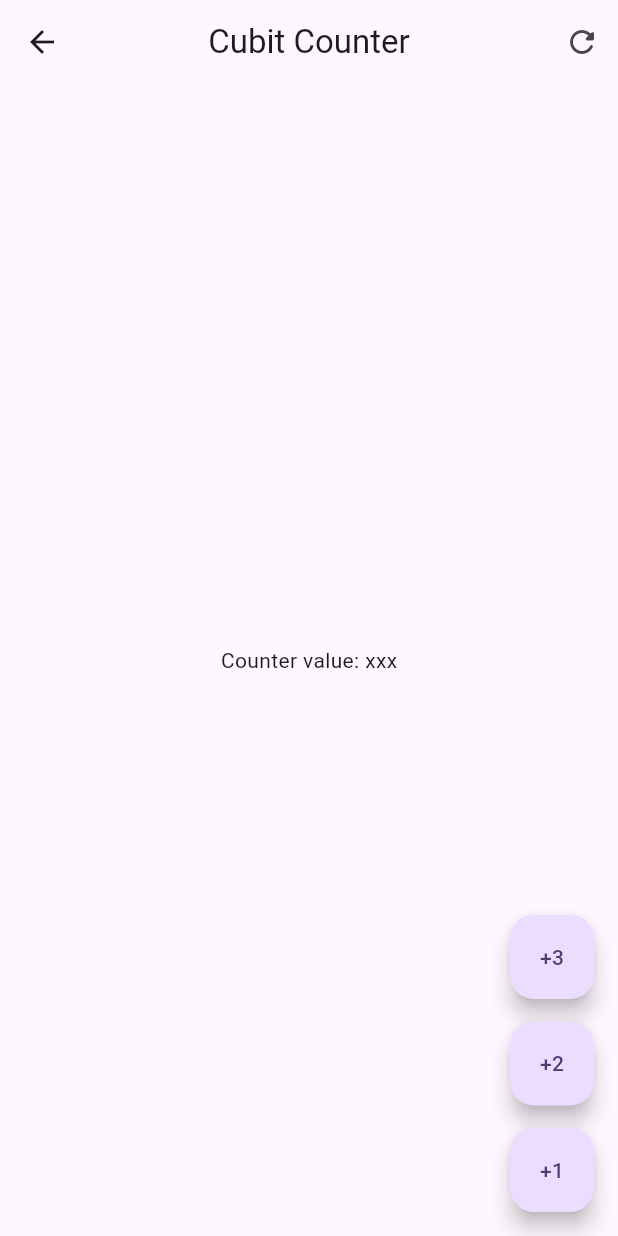
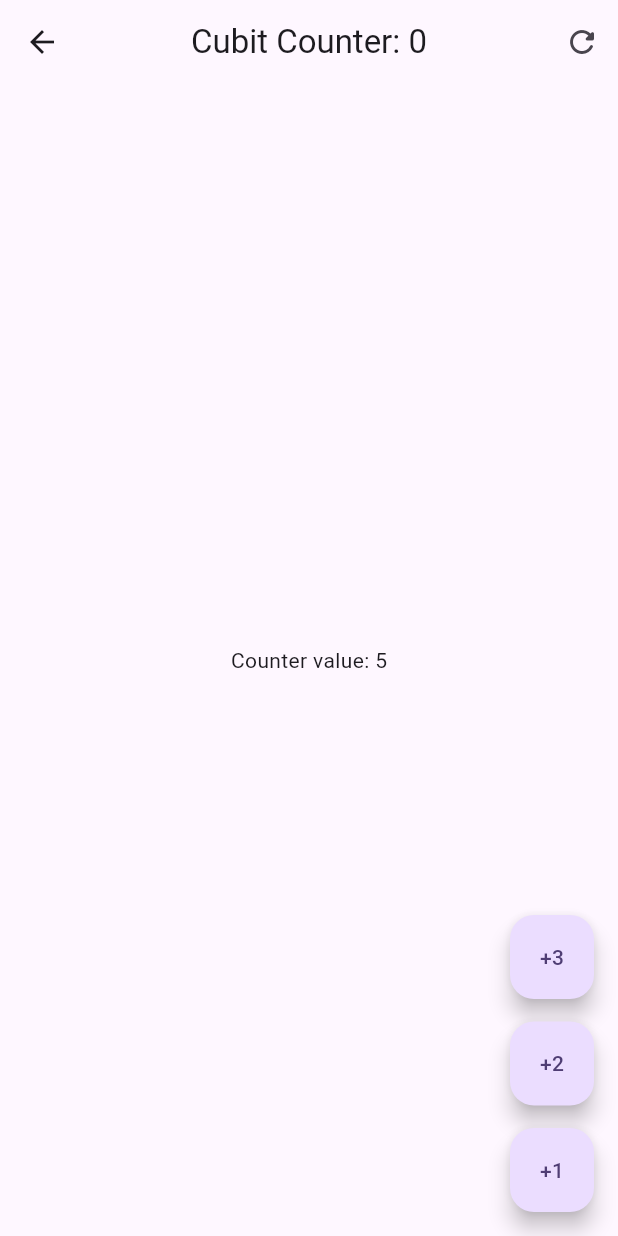
Before and after one commit to Geinersb/forms_app, a Flutter app: the screen it shows after launch, after a tap on "Cubits", on a phone screen of 412 x 824 dp. Run offline on Flutter 3.47's test engine with Material 2 defaults, Android fonts, the phone set to English and light mode, and no system bars; our stand-ins replace flutter_bloc, go_router.

Commit message:
se utiliza el  bloc cubit en cubit screen

```diff
--- a/lib/presentation/blocs/counter_cubit/counter_cubit.dart
+++ b/lib/presentation/blocs/counter_cubit/counter_cubit.dart
@@ -2,7 +2,7 @@ import 'package:flutter_bloc/flutter_bloc.dart';
 
 part 'counter_state.dart';
 
-//se llama al counterState que se llama mi estado
+//se llama al counterState que es como se llama mi estado
 class CounterCubit extends Cubit<CounterState> {
   CounterCubit() : super(CounterState(counter: 5));
 
@@ -21,7 +21,7 @@ class CounterCubit extends Cubit<CounterState> {
   void reset() {
      emit(state.copyWith(
         counter: 0,
-        transactionCount: state.transactionCount + 1
+
         ));
   }
 }
--- a/lib/presentation/screens/cubit_counter_screen.dart
+++ b/lib/presentation/screens/cubit_counter_screen.dart
@@ -1,23 +1,58 @@
 import 'package:flutter/material.dart';
+import 'package:flutter_bloc/flutter_bloc.dart';
+import 'package:forms_app/presentation/blocs/counter_cubit/counter_cubit.dart';
 
 class CubitCounterScreen extends StatelessWidget {
   const CubitCounterScreen({super.key});
 
   @override
   Widget build(BuildContext context) {
+    //aqui se extrae la clase counterview y se envuelve
+    //en widget bloc provider y ocupa el create que llama al metodo que controla mi estado
+    //por lo que esta envuelto en este provider es lo que va a tener acceso al estado
+    return BlocProvider(
+        create: (_) => CounterCubit(), child: const _CubitCounterView());
+  }
+}
+
+class _CubitCounterView extends StatelessWidget {
+  const _CubitCounterView();
+
+  //otra forma para que no se repita el llamado al estado en los botones
+  //es hacer un metodo que llame al bloc
+
+  void increaseCounterBy(BuildContext context,[int value=1]) {
+    context.read<CounterCubit>().increaseBy(value);
+  }
+//finaliza este ejemplo de metodo
+
+  @override
+  Widget build(BuildContext context) {
+    //aqui podemos estar escuchando los cambios en el estado
+    final counterState = context.watch<CounterCubit>().state;
+
     return Scaffold(
       appBar: AppBar(
-        title: const Text('Cubit Counter'),
+        title: Text('Cubit Counter: ${counterState.transactionCount}'),
         centerTitle: true,
         actions: [
-          IconButton(onPressed: () {
-
+          IconButton(
+              onPressed: () {
+                //aqui escucho los cambios en el estado y llama el metodo que tengo en ese estado
+                context.read<CounterCubit>().reset();
               },
-           icon:const Icon(Icons.refresh_rounded))
+              icon: const Icon(Icons.refresh_rounded))
         ],
       ),
-      body: const Center(
-        child:  Text('Counter value: xxx'),
+      body: Center(
+        //aqui envolvemos el texto porque es solo lo que va a cambiar el estado
+        //con el blocbuilder eso es lo bueno de cubits solo redibuja los que ocupamos
+        child: BlocBuilder<CounterCubit, CounterState>(
+          // buildWhen: (previous, current) => current.counter != previous.counter,
+          builder: (context, state) {
+            return Text('Counter value: ${state.counter}');
+          },
+        ),
       ),
       floatingActionButton: Column(
         mainAxisAlignment: MainAxisAlignment.end,
@@ -25,23 +60,19 @@ class CubitCounterScreen extends StatelessWidget {
           FloatingActionButton(
               heroTag: '1',
               child: const Text('+3'),
-  onPressed: () {
-
-}),
+              onPressed: () => context.read<CounterCubit>().increaseBy(3)),
+              //asi es como puedo usar el metodo de ejemplo creado arriba
+             // onPressed: () => increaseCounterBy(context,3)),
           const SizedBox(height: 15),
           FloatingActionButton(
               heroTag: '2',
               child: const Text('+2'),
-  onPressed: () {
-
-}),
+              onPressed: () => context.read<CounterCubit>().increaseBy(2)),
           const SizedBox(height: 15),
           FloatingActionButton(
               heroTag: '3',
               child: const Text('+1'),
-  onPressed: () {
-
-}),
+              onPressed: () => context.read<CounterCubit>().increaseBy(1)),
         ],
       ),
     );
```
Lines whose indentation alone changed are shown as unchanged.
